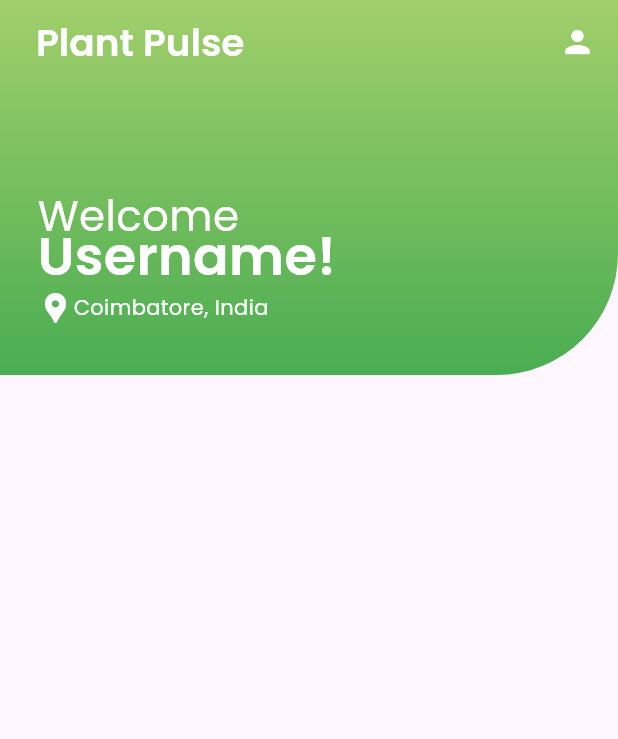
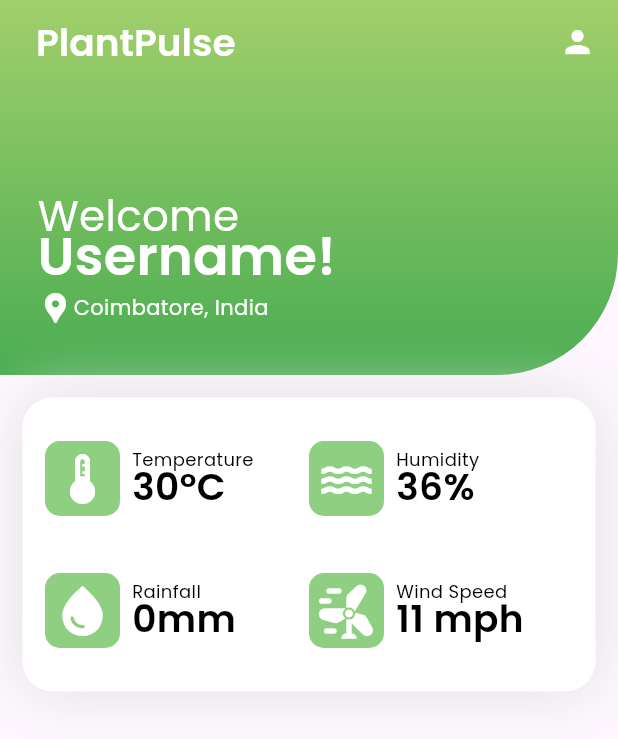
Before and after one commit to Manasha-1204/PlantPulse, a Flutter app: the screen it shows after launch, on a phone screen of 412 x 824 dp. Shown: the top 739 px of the screen. Run offline on Flutter 3.47's test engine with Material 3 defaults, Android fonts, the light colour scheme and no system bars; our stand-ins replace google_fonts.

Commit message:
weather details design done

```diff
--- a/plantapp/lib/pages/home.dart
+++ b/plantapp/lib/pages/home.dart
@@ -2,6 +2,7 @@ import 'package:flutter/cupertino.dart';
 import 'package:flutter/material.dart';
 import 'package:flutter/widgets.dart';
 import 'package:google_fonts/google_fonts.dart';
+import 'package:plantapp/pages/weatherdets.dart';
 
 class Home extends StatelessWidget {
   const Home({super.key});
@@ -13,7 +14,11 @@ class Home extends StatelessWidget {
       appBar: AppBar(
         title:Padding(
           padding: const EdgeInsets.all(8.0),
-          child: Text("Plant Pulse", style: GoogleFonts.poppins(color: Colors.white, fontWeight: FontWeight.w600, fontSize: 25),),
+          child: Row(
+            children: [
+              Text("PlantPulse", style: GoogleFonts.poppins(color: Colors.white, fontWeight: FontWeight.w600, fontSize: 25),),
+            ],
+          ),
         ), backgroundColor: Colors.transparent, actions: [Padding(
         padding: const EdgeInsets.all(15.0),
         child: Icon(Icons.person, color: Colors.white,),
@@ -73,7 +78,30 @@ class Home extends StatelessWidget {
               )
 
             ]
-          )],
+          ),
+
+            Padding(
+              padding: const EdgeInsets.all(15.0),
+              child: Container(
+                decoration: BoxDecoration(
+                    borderRadius: BorderRadius.circular(20),
+                    color: Colors.white, boxShadow: [new BoxShadow(
+                  color: Colors.grey.shade300,
+                  blurRadius: 35,
+                ),]
+                ),
+
+                child: GridView.count(crossAxisCount: 2, childAspectRatio: 2, shrinkWrap: true, padding: EdgeInsets.symmetric(horizontal: 15, vertical: 10),
+                children: [WeatherDetails(wtype: "Temperature", val: "30°C", ic: Icons.thermostat),
+                        WeatherDetails(wtype: "Humidity", val: "36%", ic: Icons.water),
+                        WeatherDetails(wtype: "Rainfall", val: "0mm", ic: Icons.water_drop),
+                        WeatherDetails(wtype: "Wind Speed", val: "11 mph", ic: Icons.wind_power_rounded)],),
+              ),
+            )
+
+
+
+          ],
         ),
       ),
 
--- /dev/null
+++ b/plantapp/lib/pages/weatherdets.dart
@@ -0,0 +1,59 @@
+import 'package:flutter/cupertino.dart';
+import 'package:flutter/material.dart';
+import 'package:google_fonts/google_fonts.dart';
+
+class WeatherDetails extends StatelessWidget {
+  final String wtype;
+  final String val;
+  final IconData ic;
+
+  const WeatherDetails({super.key, required this.wtype, required this.val,
+  required this.ic});
+
+  @override
+  Widget build(BuildContext context) {
+    return Container(
+      child: Row(
+        children: [
+          Container(
+            child: Padding(
+              padding: const EdgeInsets.all(5.0),
+              child: Icon(ic, size: 40, color: Colors.white,),
+            ),
+            decoration: BoxDecoration(color: Color.fromRGBO(143, 207, 130, 1),
+                borderRadius: BorderRadius.circular(10),),
+          ),
+          Padding(
+            padding: const EdgeInsets.symmetric(horizontal: 8.0),
+            child: Wrap(
+              direction: Axis.vertical,
+              children: [Text.rich(TextSpan(
+              text:  '$wtype\n', // First part of the text
+              style: GoogleFonts.poppins(
+                color: Colors.black,
+                height:1,
+                fontWeight: FontWeight.w400,
+                fontSize: 12,
+                ),
+                children: <TextSpan>[
+                TextSpan(
+                text: val, // Second part of the text
+                style: GoogleFonts.poppins(
+                height:1,
+                color: Colors.black,
+                fontWeight: FontWeight.w600, // Different font weight
+                fontSize: 25, // Same font size, or adjust as needed
+                ),
+                ),
+
+
+                ],
+                )),
+                      ]),
+          )
+
+        ],
+      ),
+    );
+  }
+}
```
